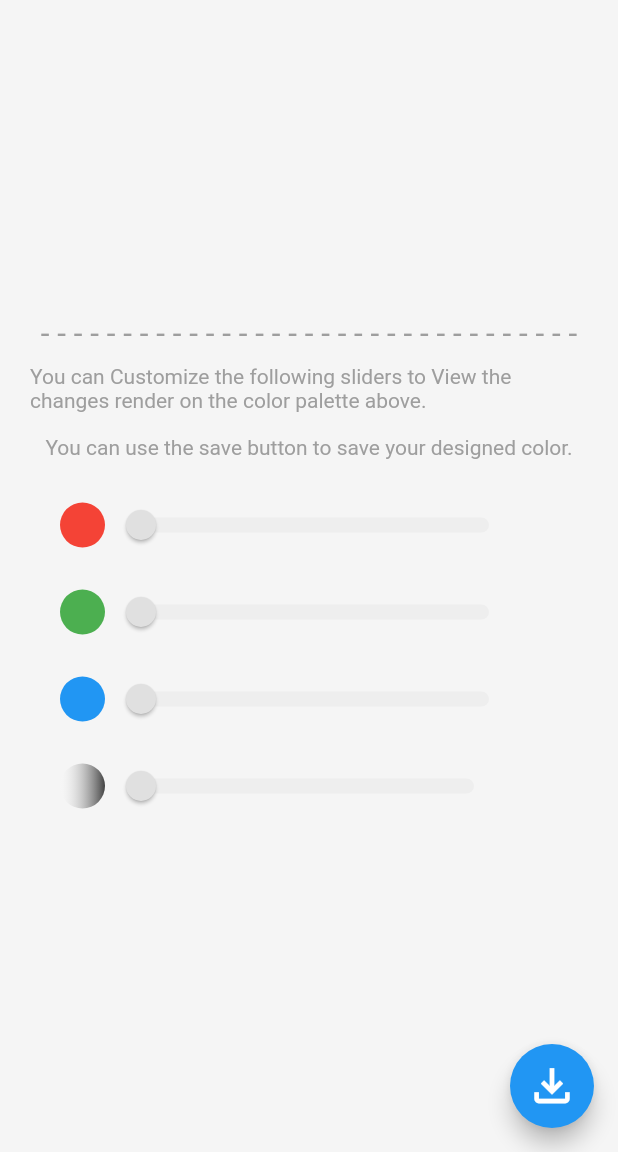
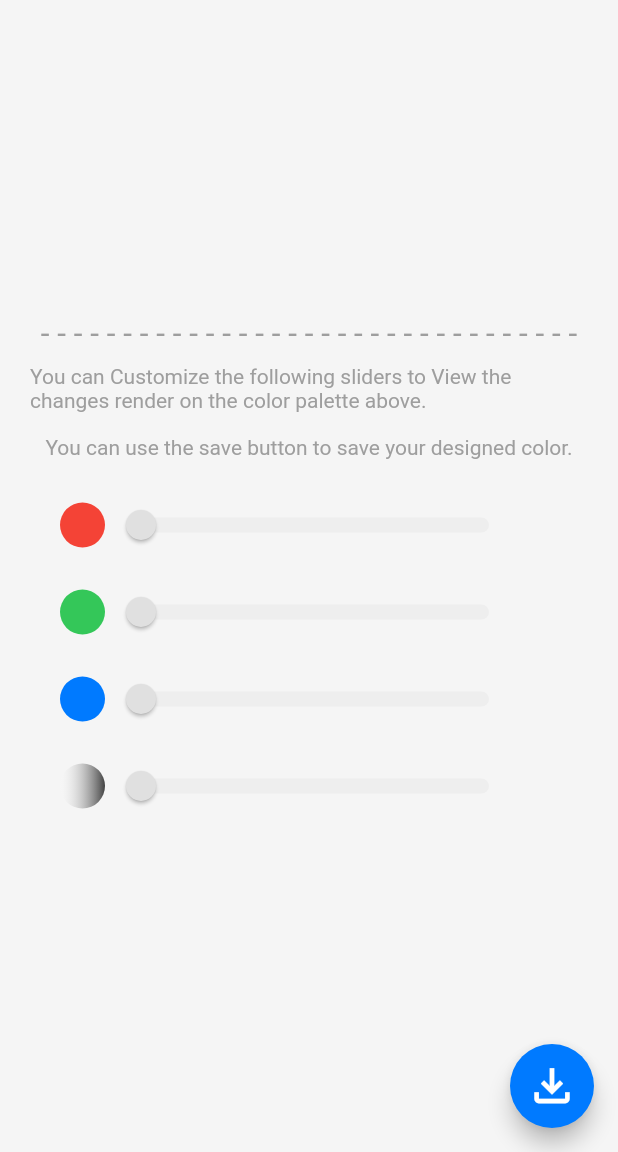
Before and after one commit to Hassanulhaq52/Color-Design-App, a Flutter app: the screen it shows after launch, on a phone screen of 412 x 824 dp, the part 84-1236 px from its top. Run offline on Flutter 3.47's test engine with Material 2 defaults, Android fonts, the phone set to English and light mode, and no system bars; our stand-ins replace bloc, flutter_bloc, shared_preferences.

Commit message:
Code Refactoring Done.

```diff
--- a/lib/application/color_design_bloc.dart
+++ b/lib/application/color_design_bloc.dart
@@ -6,6 +6,7 @@ import 'package:shared_preferences/shared_preferences.dart';
 import '../model/color_design_model.dart';
 
 part 'color_design_event.dart';
+
 part 'color_design_state.dart';
 
 class ColorDesignBloc extends Bloc<ColorDesignEvent, ColorDesignState> {
@@ -13,6 +14,9 @@ class ColorDesignBloc extends Bloc<ColorDesignEvent, ColorDesignState> {
     on<OnChangeValueSlider1>((event, emit) {
       emit(state.copyWith(slider1Value: event.slider1Value));
     });
+
+    on<OnLoadAtStart>((event, emit) => onLoadAtStart(event, emit));
+
     on<OnChangeValueSlider2>((event, emit) {
       emit(state.copyWith(slider2Value: event.slider2Value));
     });
@@ -28,6 +32,7 @@ class ColorDesignBloc extends Bloc<ColorDesignEvent, ColorDesignState> {
     on<OnAddNotes>((event, emit) {
       emit(state.copyWith(colorNotes: event.colorNotes));
     });
+    add(OnLoadAtStart());
 
     on<OnPressedSave>((event, emit) {
       if (state.colorName != null &&
@@ -69,10 +74,15 @@ class ColorDesignBloc extends Bloc<ColorDesignEvent, ColorDesignState> {
     }
   }
 
-  Future<void> _saveColorsToSharedPreferences () async {
+  Future<void> _saveColorsToSharedPreferences() async {
     final prefs = await SharedPreferences.getInstance();
-    final encodedList =
-        jsonEncode(state.colorDesignModel.map((color) => color.toJson()).toList());
+    final encodedList = jsonEncode(
+        state.colorDesignModel.map((color) => color.toJson()).toList());
     prefs.setString('colors', encodedList);
+    loadColorsFromSharedPreferences();
+  }
+
+  onLoadAtStart(OnLoadAtStart event, Emitter<ColorDesignState> emit) {
+    loadColorsFromSharedPreferences();
   }
 }
--- a/lib/application/color_design_event.dart
+++ b/lib/application/color_design_event.dart
@@ -39,3 +39,4 @@ class OnAddNotes extends ColorDesignEvent {
 }
 
 class OnPressedSave extends ColorDesignEvent {}
+class OnLoadAtStart extends ColorDesignEvent {}
--- a/lib/constants/constants.dart
+++ b/lib/constants/constants.dart
@@ -1,3 +1,4 @@
+import 'package:flutter/cupertino.dart';
 import 'package:flutter/material.dart';
 
 class Constants {
@@ -21,7 +22,7 @@ class Constants {
     borderRadius: const BorderRadius.all(Radius.circular(10.0)),
   );
 
-  static const InputDecoration taskFieldDecoration = InputDecoration(
+  static const InputDecoration colorFieldDecoration = InputDecoration(
     contentPadding: EdgeInsets.symmetric(vertical: 12.0, horizontal: 20.0),
     border: InputBorder.none,
     hintStyle: TextStyle(
@@ -29,8 +30,8 @@ class Constants {
     ),
   );
 
-  static BoxDecoration addButtonDecoration = BoxDecoration(
-    color: Colors.purple.shade400,
+  static BoxDecoration addButtonDecoration = const BoxDecoration(
+    color: CupertinoColors.systemPurple,
     shape: BoxShape.circle,
   );
 }
--- a/lib/screens/color_picker_screen.dart
+++ b/lib/screens/color_picker_screen.dart
@@ -1,10 +1,12 @@
 import 'package:color_design_app/application/color_design_bloc.dart';
 import 'package:color_design_app/screens/saved_colors_screen.dart';
+import 'package:flutter/cupertino.dart';
 import 'package:flutter/material.dart';
 import 'package:flutter_bloc/flutter_bloc.dart';
 import 'package:color_design_app/widgets/slider_row.dart';
 import 'package:color_design_app/widgets/modal_bottom_sheet.dart';
 import '../constants/constants.dart';
+import 'package:color_design_app/widgets/description_text.dart';
 
 class ColorPickerScreen extends StatelessWidget {
   const ColorPickerScreen({Key? key}) : super(key: key);
@@ -18,33 +20,24 @@ class ColorPickerScreen extends StatelessWidget {
         return Scaffold(
           backgroundColor: Colors.grey.shade100,
           floatingActionButton: FloatingActionButton(
+            backgroundColor: CupertinoColors.activeBlue,
             onPressed: () {
               showModalBottomSheet(
                 shape: const RoundedRectangleBorder(
-                  borderRadius: BorderRadius.only(
-                    topRight: Radius.circular(10),
-                    topLeft: Radius.circular(10),
-                  ),
+                  borderRadius: BorderRadius.only(topRight: Radius.circular(10), topLeft: Radius.circular(10)),
                 ),
                 context: context,
                 isScrollControlled: true,
                 builder: (context) => const ModalBottomSheet(),
               );
             },
-            child: const Icon(
-              Icons.file_download_outlined,
-              color: Colors.white,
-              size: 35,
-            ),
+            child: const Icon(Icons.file_download_outlined, color: Colors.white, size: 35),
           ),
           appBar: AppBar(
             backgroundColor: Colors.white12,
             elevation: 0.0,
             title: const Center(
-              child: Text(
-                'Color Designer',
-                style: Constants.headingStyle,
-              ),
+              child: Text('Color Designer', style: Constants.headingStyle),
             ),
             actions: [
               Padding(
@@ -52,15 +45,13 @@ class ColorPickerScreen extends StatelessWidget {
                 child: IconButton(
                   onPressed: () {
                     Navigator.push(
-                        context,
-                        MaterialPageRoute(
-                          builder: (context) => const SavedColorsScreen(),
-                        ));
+                      context,
+                      MaterialPageRoute(
+                        builder: (context) => const SavedColorsScreen(),
+                      ),
+                    );
                   },
-                  icon: const Icon(
-                    Icons.save,
-                    size: 30,
-                  ),
+                  icon: const Icon(Icons.save, size: 30),
                   color: Colors.black,
                 ),
               ),
@@ -85,73 +76,44 @@ class ColorPickerScreen extends StatelessWidget {
                     ),
                   ),
                 ),
-                const SizedBox(
-                  height: 10,
-                ),
+                const SizedBox(height: 10),
                 Text(
                   '- - - - - - - - - - - - - - - - - - - - - - - - - - - - - - - - -',
-                  style: Constants.descriptionStyle.copyWith(
-                    fontSize: 21,
-                  ),
+                  style: Constants.descriptionStyle.copyWith(fontSize: 21),
                 ),
-                const SizedBox(
-                  height: 8,
-                ),
-                Padding(
-                  padding: const EdgeInsets.symmetric(horizontal: 20),
-                  child: Text(
-                    'You can Customize the following sliders to View the changes render on the color palette above.',
-                    style: Constants.descriptionStyle,
-                  ),
-                ),
-                const SizedBox(
-                  height: 15,
-                ),
-                Padding(
-                  padding: const EdgeInsets.symmetric(horizontal: 20),
-                  child: Text(
-                    'You can use the save button to save your designed color.',
-                    style: Constants.descriptionStyle,
-                  ),
-                ),
-                const SizedBox(
-                  height: 20,
-                ),
+                const SizedBox(height: 8),
+                const DescriptionText(
+                    text:
+                        'You can Customize the following sliders to View the changes render on the color palette above.'),
+                const SizedBox(height: 15),
+                const DescriptionText(text: 'You can use the save button to save your designed color.'),
+                const SizedBox(height: 20),
                 SliderRow(
                   containerColor: Colors.red,
                   onChanged: (value) {
-                    colorDesignBloc
-                        .add(OnChangeValueSlider1(slider1Value: value));
+                    colorDesignBloc.add(OnChangeValueSlider1(slider1Value: value));
                   },
                   value: state.slider1Value,
                 ),
-                const SizedBox(
-                  height: 10,
-                ),
+                const SizedBox(height: 10),
                 SliderRow(
-                  containerColor: Colors.green,
+                  containerColor: CupertinoColors.systemGreen,
                   onChanged: (value) {
-                    colorDesignBloc
-                        .add(OnChangeValueSlider2(slider2Value: value));
+                    colorDesignBloc.add(OnChangeValueSlider2(slider2Value: value));
                   },
                   value: state.slider2Value,
                 ),
-                const SizedBox(
-                  height: 10,
-                ),
+                const SizedBox(height: 10),
                 SliderRow(
-                  containerColor: Colors.blue,
+                  containerColor: CupertinoColors.activeBlue,
                   onChanged: (value) {
-                    colorDesignBloc
-                        .add(OnChangeValueSlider3(slider3Value: value));
+                    colorDesignBloc.add(OnChangeValueSlider3(slider3Value: value));
                   },
                   value: state.slider3Value,
                 ),
-                const SizedBox(
-                  height: 10,
-                ),
+                const SizedBox(height: 10),
                 Padding(
-                  padding: const EdgeInsets.only(left: 40, right: 20),
+                  padding: const EdgeInsets.only(left: 40, right: 10),
                   child: Row(
                     children: [
                       Container(
@@ -159,8 +121,7 @@ class ColorPickerScreen extends StatelessWidget {
                         height: 30,
                         decoration: BoxDecoration(
                           shape: BoxShape.circle,
-                          gradient: LinearGradient(
-                              colors: [Colors.white10, Colors.grey.shade800]),
+                          gradient: LinearGradient(colors: [Colors.white10, Colors.grey.shade800]),
                         ),
                       ),
                       SliderTheme(
@@ -168,7 +129,7 @@ class ColorPickerScreen extends StatelessWidget {
                           trackHeight: 10,
                         ),
                         child: SizedBox(
-                          width: 270,
+                          width: 280,
                           child: Slider(
                             max: 1.0,
                             min: 0.0,
@@ -177,8 +138,7 @@ class ColorPickerScreen extends StatelessWidget {
                             thumbColor: Colors.grey.shade300,
                             value: state.slider4Value,
                             onChanged: (value) {
-                              colorDesignBloc.add(
-                                  OnChangeValueSlider4(slider4Value: value));
+                              colorDesignBloc.add(OnChangeValueSlider4(slider4Value: value));
                             },
                           ),
                         ),
--- /dev/null
+++ b/lib/widgets/description_text.dart
@@ -0,0 +1,20 @@
+
+import 'package:flutter/material.dart';
+import 'package:color_design_app/constants/constants.dart';
+
+class DescriptionText extends StatelessWidget {
+  const DescriptionText({super.key, required this.text});
+
+  final String text;
+
+  @override
+  Widget build(BuildContext context) {
+    return Padding(
+      padding: const EdgeInsets.symmetric(horizontal: 20),
+      child: Text(
+        text,
+        style: Constants.descriptionStyle,
+      ),
+    );
+  }
+}
```
Also changed, not shown: lib/screens/saved_colors_screen.dart (+42 -64 lines), lib/widgets/modal_bottom_sheet.dart (+9 -11 lines).
